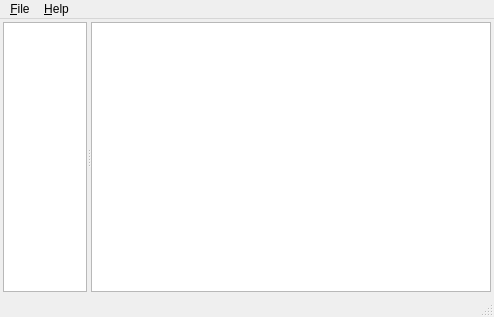
This is trunk/mainwindow.ui in digitalsleuth/fred as Qt 5 draws it before an edit. The edited form follows.
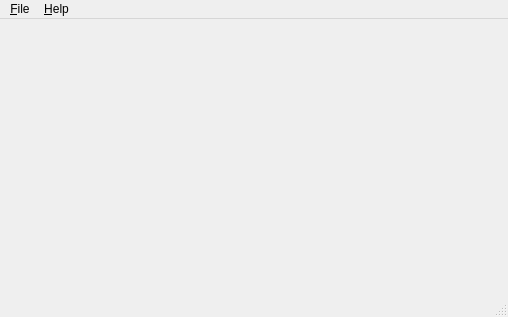
This is the edited form. Icons and pictures are not drawn.

Commit message: Manually creating MainWindow widgets

```diff
--- a/trunk/mainwindow.ui
+++ b/trunk/mainwindow.ui
@@ -6,7 +6,7 @@
    <rect>
     <x>0</x>
     <y>0</y>
-    <width>494</width>
+    <width>508</width>
     <height>317</height>
    </rect>
   </property>
@@ -29,84 +29,13 @@
    <iconset resource="fred.qrc">
     <normaloff>:/icons/resources/fred.png</normaloff>:/icons/resources/fred.png</iconset>
   </property>
-  <widget class="QWidget" name="centralWidget">
-   <layout class="QHBoxLayout" name="horizontalLayout">
-    <property name="spacing">
-     <number>3</number>
-    </property>
-    <property name="margin">
-     <number>3</number>
-    </property>
-    <item>
-     <widget class="QSplitter" name="splitter">
-      <property name="orientation">
-       <enum>Qt::Horizontal</enum>
-      </property>
-      <widget class="QTreeView" name="RegNodeTree">
-       <property name="baseSize">
-        <size>
-         <width>0</width>
-         <height>0</height>
-        </size>
-       </property>
-       <property name="headerHidden">
-        <bool>true</bool>
-       </property>
-       <attribute name="headerVisible">
-        <bool>false</bool>
-       </attribute>
-      </widget>
-      <widget class="QTableView" name="RegKeyTable">
-       <property name="sizePolicy">
-        <sizepolicy hsizetype="Expanding" vsizetype="Expanding">
-         <horstretch>100</horstretch>
-         <verstretch>0</verstretch>
-        </sizepolicy>
-       </property>
-       <property name="minimumSize">
-        <size>
-         <width>400</width>
-         <height>0</height>
-        </size>
-       </property>
-       <property name="horizontalScrollBarPolicy">
-        <enum>Qt::ScrollBarAsNeeded</enum>
-       </property>
-       <property name="selectionBehavior">
-        <enum>QAbstractItemView::SelectRows</enum>
-       </property>
-       <property name="textElideMode">
-        <enum>Qt::ElideNone</enum>
-       </property>
-       <property name="horizontalScrollMode">
-        <enum>QAbstractItemView::ScrollPerPixel</enum>
-       </property>
-       <attribute name="horizontalHeaderVisible">
-        <bool>true</bool>
-       </attribute>
-       <attribute name="horizontalHeaderShowSortIndicator" stdset="0">
-        <bool>false</bool>
-       </attribute>
-       <attribute name="horizontalHeaderStretchLastSection">
-        <bool>false</bool>
-       </attribute>
-       <attribute name="verticalHeaderVisible">
-        <bool>false</bool>
-       </attribute>
-       <attribute name="verticalHeaderHighlightSections">
-        <bool>false</bool>
-       </attribute>
-      </widget>
-     </widget>
-    </item>
-   </layout>
-  </widget>
+  <widget class="QWidget" name="MainWidget"/>
   <widget class="QMenuBar" name="menuBar">
    <property name="geometry">
     <rect>
      <x>0</x>
      <y>0</y>
-     <width>494</width>
+     <width>508</width>
      <height>25</height>
     </rect>
    </property>
```
The commit also changes 2 other files.
